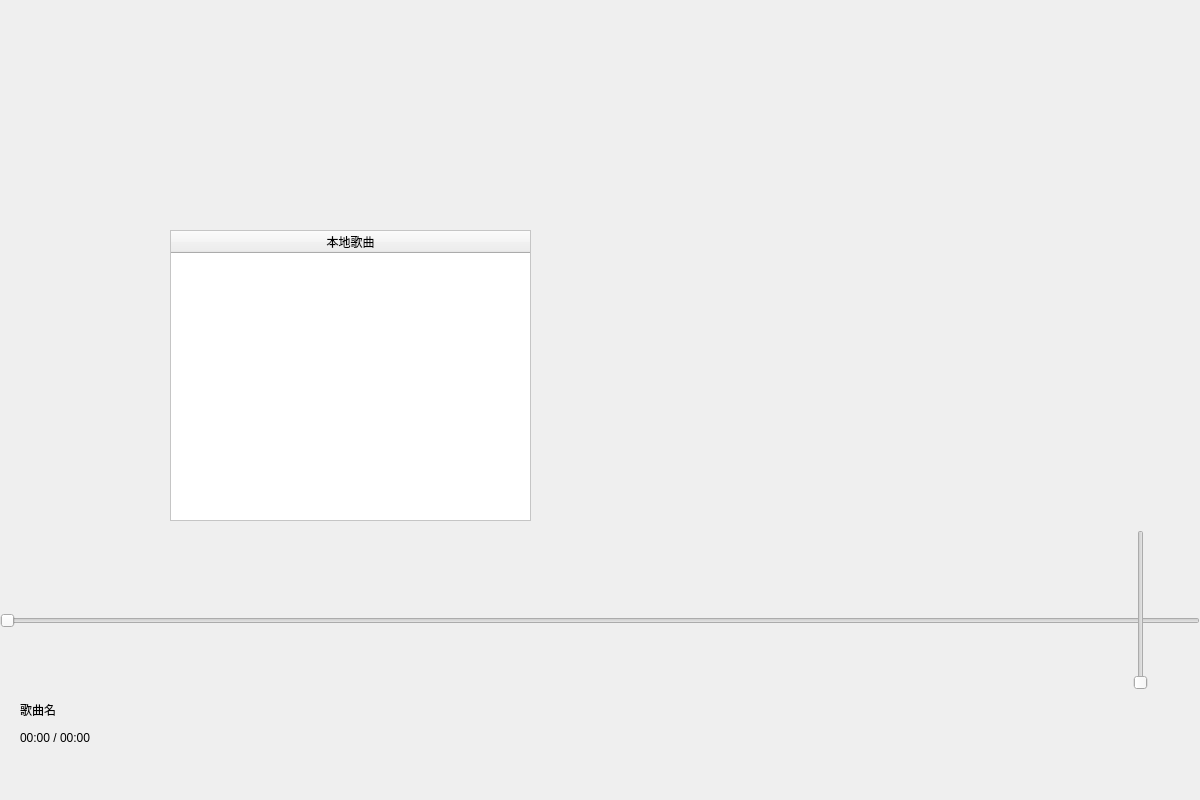
Qt form MusicPlayer/mainwindow.ui (lyquid617/MPG) before a commit.
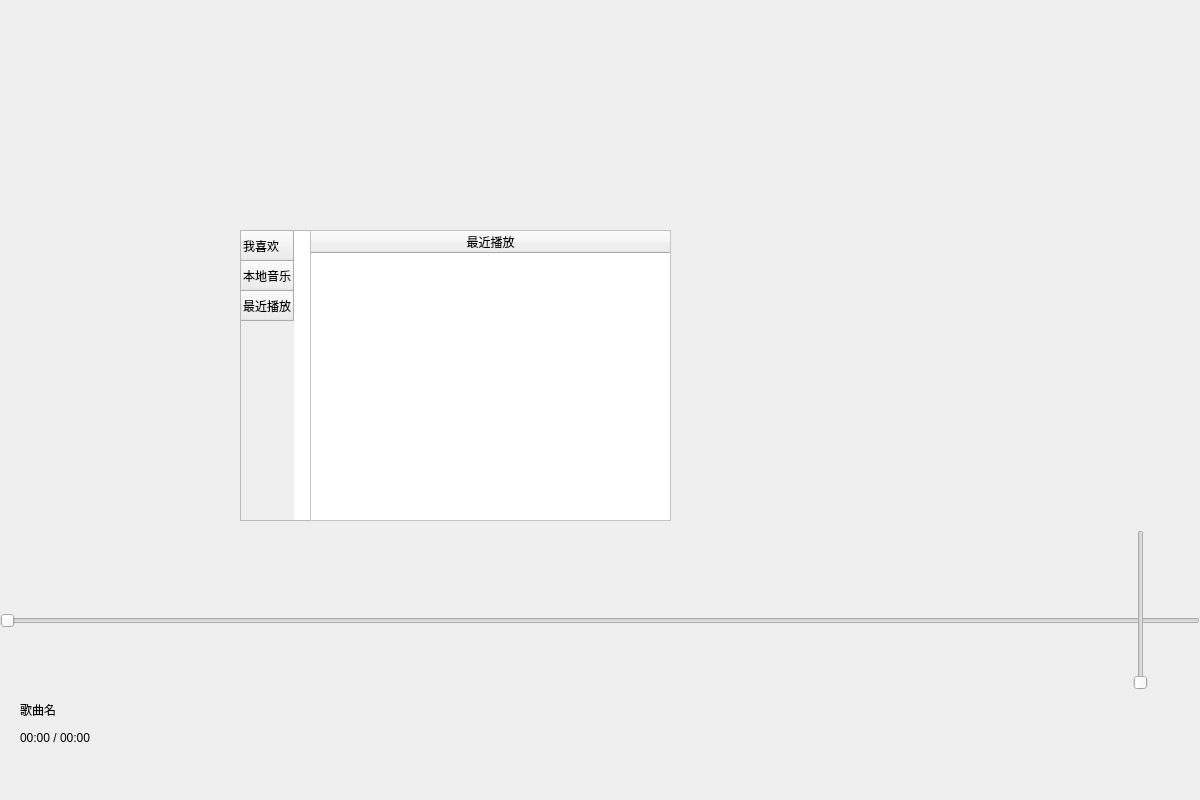
The same form after that commit. Icons and pictures are not drawn.

Commit message: 修改view文件，新增多列表

```diff
--- a/MusicPlayer/mainwindow.ui
+++ b/MusicPlayer/mainwindow.ui
@@ -210,7 +210,7 @@
    <widget class="QTableWidget" name="musictable">
     <property name="geometry">
      <rect>
-      <x>170</x>
+      <x>310</x>
       <y>230</y>
       <width>361</width>
       <height>291</height>
@@ -282,7 +282,7 @@
    <widget class="QPushButton" name="addMusic">
     <property name="geometry">
      <rect>
-      <x>430</x>
+      <x>460</x>
       <y>180</y>
       <width>113</width>
       <height>32</height>
@@ -334,7 +334,7 @@
    <widget class="QPushButton" name="deleteMusic">
     <property name="geometry">
      <rect>
-      <x>220</x>
+      <x>400</x>
       <y>180</y>
       <width>91</width>
       <height>31</height>
@@ -354,6 +354,129 @@
      <string/>
     </property>
    </widget>
+   <widget class="QTableWidget" name="list">
+    <property name="geometry">
+     <rect>
+      <x>240</x>
+      <y>230</y>
+      <width>71</width>
+      <height>291</height>
+     </rect>
+    </property>
+    <row>
+     <property name="text">
+      <string>我喜欢</string>
+     </property>
+    </row>
+    <row>
+     <property name="text">
+      <string>本地音乐</string>
+     </property>
+    </row>
+    <row>
+     <property name="text">
+      <string>最近播放</string>
+     </property>
+    </row>
+   </widget>
+   <widget class="QTableWidget" name="favor">
+    <property name="geometry">
+     <rect>
+      <x>310</x>
+      <y>230</y>
+      <width>361</width>
+      <height>291</height>
+     </rect>
+    </property>
+    <property name="sizePolicy">
+     <sizepolicy hsizetype="Fixed" vsizetype="Fixed">
+      <horstretch>1</horstretch>
+      <verstretch>1</verstretch>
+     </sizepolicy>
+    </property>
+    <property name="styleSheet">
+     <string notr="true">QTableWidget{
+alternate-background-color:#E0E0E0;
+background:#FFFFFFFF;
+}
+
+QTableWidget::item:selected {
+background:#C0C0C0;               
+}
+QTableWidget::item:hover {
+background:#A0A0A0;               
+}</string>
+    </property>
+    <property name="alternatingRowColors">
+     <bool>true</bool>
+    </property>
+    <attribute name="horizontalHeaderDefaultSectionSize">
+     <number>100</number>
+    </attribute>
+    <attribute name="horizontalHeaderStretchLastSection">
+     <bool>true</bool>
+    </attribute>
+    <attribute name="verticalHeaderDefaultSectionSize">
+     <number>30</number>
+    </attribute>
+    <attribute name="verticalHeaderStretchLastSection">
+     <bool>false</bool>
+    </attribute>
+    <column>
+     <property name="text">
+      <string>我喜欢</string>
+     </property>
+    </column>
+   </widget>
+   <widget class="QTableWidget" name="history">
+    <property name="geometry">
+     <rect>
+      <x>310</x>
+      <y>230</y>
+      <width>361</width>
+      <height>291</height>
+     </rect>
+    </property>
+    <property name="sizePolicy">
+     <sizepolicy hsizetype="Fixed" vsizetype="Fixed">
+      <horstretch>1</horstretch>
+      <verstretch>1</verstretch>
+     </sizepolicy>
+    </property>
+    <property name="styleSheet">
+     <string notr="true">QTableWidget{
+alternate-background-color:#E0E0E0;
+background:#FFFFFFFF;
+}
+
+QTableWidget::item:selected {
+background:#C0C0C0;               
+}
+QTableWidget::item:hover {
+background:#A0A0A0;               
+}</string>
+    </property>
+    <property name="alternatingRowColors">
+     <bool>true</bool>
+    </property>
+    <attribute name="horizontalHeaderDefaultSectionSize">
+     <number>100</number>
+    </attribute>
+    <attribute name="horizontalHeaderStretchLastSection">
+     <bool>true</bool>
+    </attribute>
+    <attribute name="verticalHeaderDefaultSectionSize">
+     <number>30</number>
+    </attribute>
+    <attribute name="verticalHeaderStretchLastSection">
+     <bool>false</bool>
+    </attribute>
+    <column>
+     <property name="text">
+      <string>最近播放</string>
+     </property>
+    </column>
+   </widget>
   </widget>
  </widget>
  <layoutdefault spacing="6" margin="11"/>
```
Left out of the diff: 2 changed lines with no effect on the pictures.
